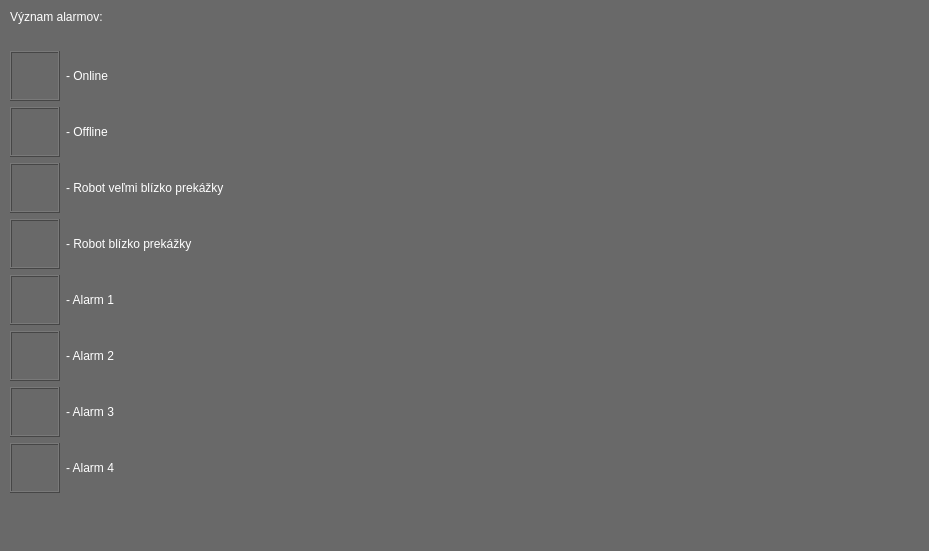
Above: robotGUI/alarmdialog.ui from Samwise101/robotHMI before the change. Below: the same form after it.
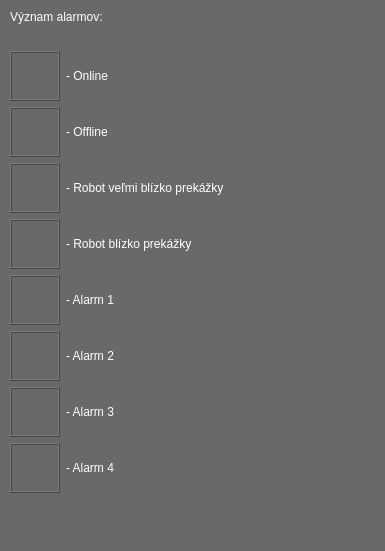
That is the form after the change. Icons and pictures are not drawn.

The edit to the form file:
```diff
--- a/robotGUI/alarmdialog.ui
+++ b/robotGUI/alarmdialog.ui
@@ -6,7 +6,7 @@
    <rect>
     <x>0</x>
     <y>0</y>
-    <width>929</width>
+    <width>385</width>
     <height>551</height>
    </rect>
   </property>
```
